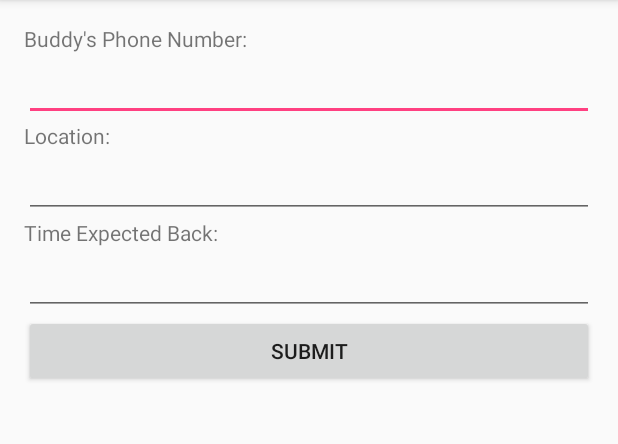
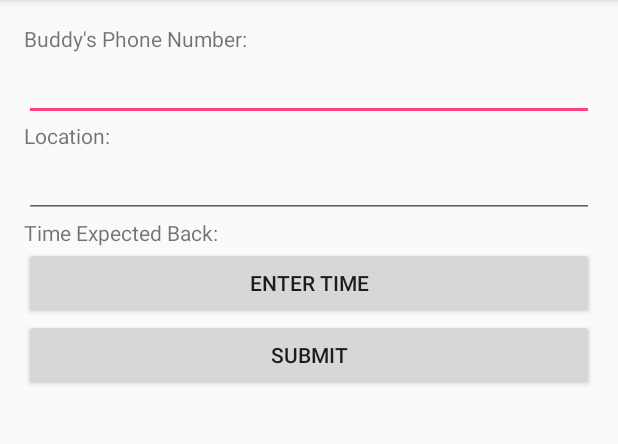
Before and after one commit to carsnwd/Buddy-System, an Android app: the screen it shows after launch (MainActivity), after a tap on "SUBMIT", on a phone screen of 412 x 824 dp, the part 84-528 px from its top. Run offline under Robolectric (Android 15) with nearby library versions, the phone set to English and light mode, and no system bars.

Commit message:
Added timelistener

```diff
--- a/app/src/main/java/com/example/carson/buddysystem/MainActivity.java
+++ b/app/src/main/java/com/example/carson/buddysystem/MainActivity.java
@@ -1,16 +1,24 @@
 package com.example.carson.buddysystem;
 
+import android.app.Dialog;
+import android.app.TimePickerDialog;
+import android.content.Intent;
 import android.support.v7.app.AppCompatActivity;
 import android.os.Bundle;
 import android.view.View;
 import android.widget.Button;
 import android.widget.EditText;
+import android.widget.TimePicker;
+import android.widget.Toast;
 
 public class MainActivity extends AppCompatActivity {
 
     private String phoneNumber; //information about where the user is going
     private String location;
     private String timeToBeBack;
+    static final int DIALOG_ID = 0;
+    private int minute_x;
+    private int hour_x;
 
     @Override
     protected void onCreate(Bundle savedInstanceState) {
@@ -26,15 +34,54 @@ public class MainActivity extends AppCompatActivity {
             public void onClick(View view) {
                 EditText phoneNumber = (EditText)findViewById(R.id.buddyNumber);
                 EditText location = (EditText)findViewById(R.id.location);
-                EditText timeToBeBack = (EditText)findViewById(R.id.timeBack);
+                //EditText timeToBeBack = (EditText)findViewById(R.id.timeBack);
                 setPhoneNumber(phoneNumber.getText().toString());
                 setLocation(location.getText().toString());
-                setTimeToBeBack(timeToBeBack.getText().toString());
+                //setTimeToBeBack(timeToBeBack.getText().toString());
+                System.out.println(getLocation() + " " + getPhoneNumber() + " " + getTimeToBeBack());
+            }
+        });
 
-                //System.out.println(getLocation() + " " + getPhoneNumber() + " " + getTimeToBeBack());
+        /**
+         * Opens the time picker dialog
+         */
+        final Button timeBtn = (Button) findViewById(R.id.timeButton);
+        timeBtn.setOnClickListener(new View.OnClickListener() {
+            @Override
+            public void onClick(View view) {
+                showDialog(0);
             }
         });
     }
+
+    /**
+     * Sets up timePicker dialog
+     * @param id = our time picker dialog id
+     * @return
+     */
+    protected Dialog onCreateDialog(int id){
+        if(id == DIALOG_ID) {
+            return new TimePickerDialog(MainActivity.this, kTimePickerListener, hour_x, minute_x,
+                    false);
+        }
+
+        return null;
+    }
+
+    protected TimePickerDialog.OnTimeSetListener kTimePickerListener =
+            new TimePickerDialog.OnTimeSetListener(){
+                @Override
+                public void onTimeSet(TimePicker view, int hourOfDay, int minute){
+                    hour_x = hourOfDay;
+                    minute_x = minute;
+                    if(minute < 10){
+                        setTimeToBeBack(hour_x + ":" + "0" + minute_x);
+                    }else{
+                        setTimeToBeBack(hour_x + ":" + minute_x);
+                    }
+                 //Toast.makeText(MainActivity.this, hour_x + ":" + minute_x, Toast.LENGTH_LONG).show();
+                }
+            };
 
     /**
      * Send a text message
--- a/app/src/main/res/layout/activity_main.xml
+++ b/app/src/main/res/layout/activity_main.xml
@@ -79,13 +79,26 @@
         android:layout_alignEnd="@+id/locationLabel" />
 
     <Button
+        android:layout_width="wrap_content"
+        android:layout_height="wrap_content"
+        android:layout_below="@id/timeBackLabel"
+        android:layout_alignParentLeft="true"
+        android:layout_alignParentStart="true"
+        android:layout_alignParentRight="true"
+        android:layout_alignParentEnd="true"
+        android:text="ENTER TIME"
+        android:id="@+id/timeButton"/>
+
+    <Button
         android:text="Submit"
         android:layout_width="wrap_content"
         android:layout_height="wrap_content"
-        android:layout_below="@+id/timeBack"
+        android:layout_below="@+id/timeButton"
         android:layout_alignParentLeft="true"
         android:layout_alignParentStart="true"
         android:id="@+id/submitButton"
         android:layout_alignParentRight="true"
         android:layout_alignParentEnd="true" />
+
+
 </RelativeLayout>
```
Also changed, not shown: app/src/main/AndroidManifest.xml (+5 -5 lines), app/src/main/java/com/example/carson/buddysystem/TimePickerActivity.java (added, +13 -0 lines), app/src/main/res/layout/activity_time_picker.xml (added, +21 -0 lines).
